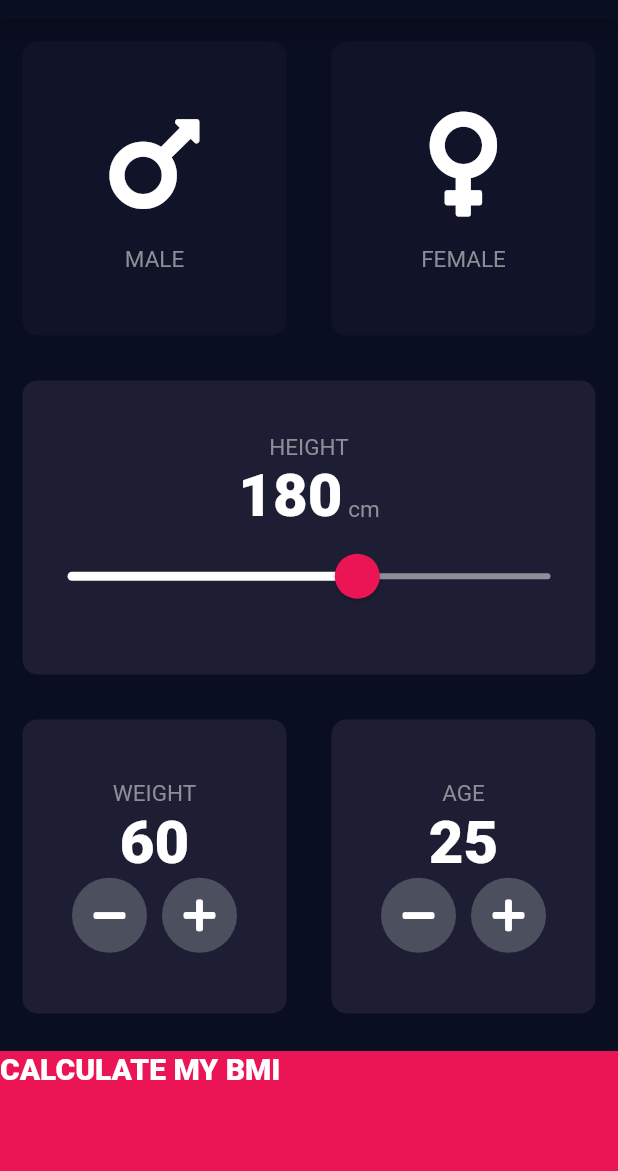
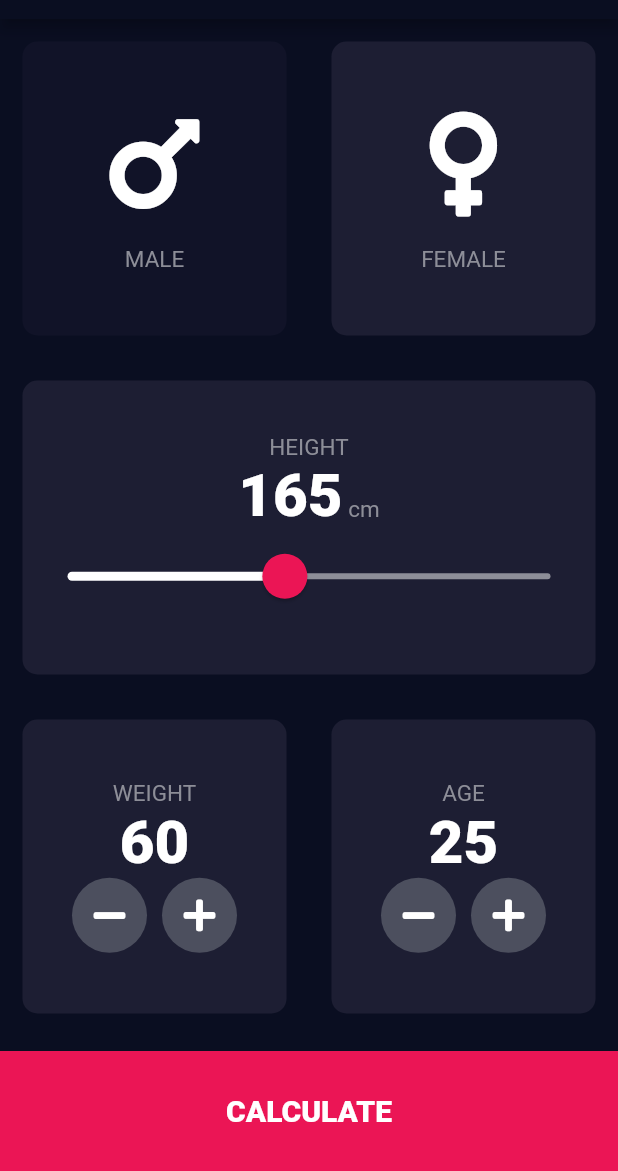
Before and after one commit to afpaiva/bmi_calculator, a Flutter app: the screen it shows after launch, on a phone screen of 412 x 824 dp, the part 65-1236 px from its top. Run offline on Flutter 3.47's test engine with Material 2 defaults, Android fonts, the phone set to English and light mode, and no system bars; our stand-ins replace font_awesome_flutter.

```diff
--- a/lib/input_page.dart
+++ b/lib/input_page.dart
@@ -4,8 +4,9 @@ import 'genderCardContent.dart';
 import 'reusableCard.dart';
 import 'constants.dart';
 import 'roundedButton.dart';
+import 'resutlsScreen.dart';
 
-enum Gender { female, male, none }
+enum Gender { female, male }
 
 class InputPage extends StatefulWidget {
   @override
@@ -13,8 +14,8 @@ class InputPage extends StatefulWidget {
 }
 
 class _InputPageState extends State<InputPage> {
-  Gender selectedGender = Gender.none;
-  int height = 180;
+  Gender selectedGender = Gender.female;
+  int height = 165;
   int weight = 60;
   int age = 25;
 
@@ -208,15 +209,28 @@ class _InputPageState extends State<InputPage> {
               ],
             ),
           ),
-          Container(
+          GestureDetector(
+            onTap: () {
+              Navigator.push(
+                context,
+                MaterialPageRoute(
+                  builder: (context) => ResultsScreen(),
+                ),
+              );
+            },
+            child: Container(
+              child: Align(
+                alignment: Alignment.center,
                 child: Text(
-              'CALCULATE MY BMI',
+                  'CALCULATE',
                   style: k_BUTTON_TEXT_STYLE,
+                ),
               ),
               color: k_ACCENT_COLOR,
               height: k_BOTTOM_BAR_HEIGHT,
               width: double.infinity,
               margin: EdgeInsets.only(top: 10.0),
+            ),
           )
         ],
       ),
--- a/lib/reusableCard.dart
+++ b/lib/reusableCard.dart
@@ -2,13 +2,11 @@ import 'package:flutter/material.dart';
 
 class ReusableCard extends StatelessWidget {
   ReusableCard(
-      {required this.cardColor,
-      required this.cardChild,
-      required this.onPress});
+      {required this.cardColor, required this.cardChild, this.onPress});
 
   final Color cardColor;
   final Widget cardChild;
-  final VoidCallback onPress;
+  final VoidCallback? onPress;
 
   @override
   Widget build(BuildContext context) {
```
Also changed, not shown: lib/resutlsScreen.dart (added, +41 -0 lines). Lines whose indentation alone changed are shown as unchanged.
